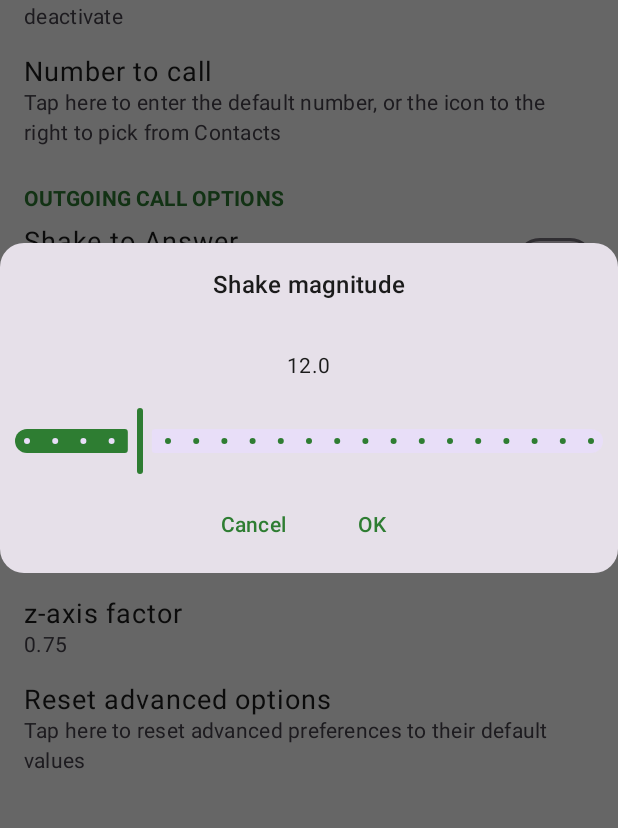
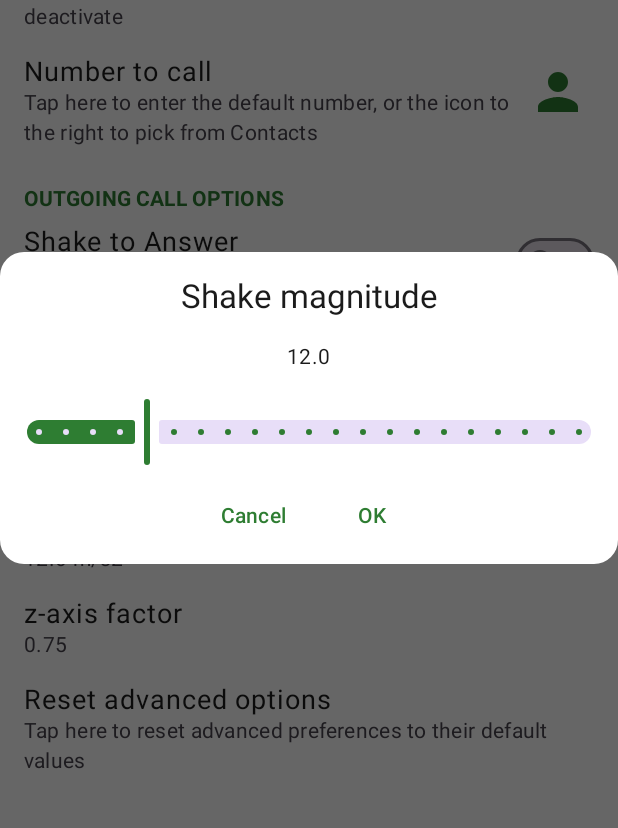
Before and after one commit to imprologic/shake-to-call-android, an Android app built with Jetpack Compose: the screen it shows after launch (MainActivity), after a tap on "Shake magnitude", on a phone screen of 412 x 824 dp, the part 210-1038 px from its top. Run offline under Robolectric (Android 15) with nearby library versions, the phone set to English and light mode, and no system bars.

Commit message:
minor fixes

```diff
--- a/app/build.gradle
+++ b/app/build.gradle
@@ -12,8 +12,8 @@ android {
         applicationId "com.imprologic.shaketocall"
         minSdk 23
         targetSdk 34
-        versionCode 1
-        versionName "0.0.1"
+        versionCode 10
+        versionName "0.1.0"
 
         testInstrumentationRunner "androidx.test.runner.AndroidJUnitRunner"
     }
--- a/app/src/main/java/com/imprologic/shaketocall/ui/CallOptions.kt
+++ b/app/src/main/java/com/imprologic/shaketocall/ui/CallOptions.kt
@@ -10,6 +10,7 @@ import com.imprologic.shaketocall.services.MonitoringServiceStarter
 import com.imprologic.shaketocall.services.SettingsManager
 import com.imprologic.shaketocall.ui.widgets.DialogPreference
 import com.imprologic.shaketocall.ui.widgets.PhoneEntryDialog
+import com.imprologic.shaketocall.ui.widgets.PhonePicker
 import com.imprologic.shaketocall.ui.widgets.PreferenceSection
 import com.imprologic.shaketocall.ui.widgets.SwitchPreference
 
@@ -51,15 +52,15 @@ fun CallOptions() {
                     },
                     onCancel = { onDismissRequest() },
                 )
-            }
-//            sideContent = {
-//                PhonePicker(
-//                    onPhoneNumberPicked = {
-//                        defaultPhoneState.value = it
-//                        settingsManager.defaultPhone = it
-//                    }
-//                )
-//            },
+            },
+            sideContent = {
+                PhonePicker(
+                    onPhoneNumberPicked = {
+                        defaultPhoneState.value = it
+                        settingsManager.defaultPhone = it
+                    }
+                )
+            },
         )
     }
 }
--- a/app/src/main/java/com/imprologic/shaketocall/ui/widgets/DialogPreference.kt
+++ b/app/src/main/java/com/imprologic/shaketocall/ui/widgets/DialogPreference.kt
@@ -6,22 +6,13 @@ import androidx.compose.foundation.layout.Column
 import androidx.compose.foundation.layout.Row
 import androidx.compose.foundation.layout.fillMaxWidth
 import androidx.compose.foundation.layout.padding
-import androidx.compose.foundation.shape.RoundedCornerShape
-import androidx.compose.foundation.text.KeyboardOptions
-import androidx.compose.material3.Card
 import androidx.compose.material3.MaterialTheme
 import androidx.compose.material3.Text
-import androidx.compose.material3.TextButton
-import androidx.compose.material3.TextField
 import androidx.compose.runtime.Composable
 import androidx.compose.runtime.mutableStateOf
 import androidx.compose.runtime.remember
-import androidx.compose.ui.Alignment
 import androidx.compose.ui.Modifier
-import androidx.compose.ui.res.stringResource
 import androidx.compose.ui.unit.dp
-import androidx.compose.ui.unit.sp
-import androidx.compose.ui.window.Dialog
 
 
 @Composable
@@ -29,6 +20,7 @@ fun DialogPreference(
     title: String,
     subtitle: String,
     dialogContent: @Composable (onDismissRequest: () -> Unit) -> Unit,
+    sideContent: (@Composable () -> Unit)? = null
 ) {
     val dialogState = remember { mutableStateOf(false) }
 
@@ -55,6 +47,9 @@ fun DialogPreference(
                 color = MaterialTheme.colorScheme.onSurfaceVariant,
             )
         }
+        if (sideContent != null) {
+            sideContent()
+        }
         if (dialogState.value) {
             dialogContent(
                 { dialogState.value = false }
--- a/app/src/main/java/com/imprologic/shaketocall/ui/widgets/SliderPreference.kt
+++ b/app/src/main/java/com/imprologic/shaketocall/ui/widgets/SliderPreference.kt
@@ -8,6 +8,7 @@ import androidx.compose.foundation.layout.fillMaxWidth
 import androidx.compose.foundation.layout.padding
 import androidx.compose.foundation.shape.RoundedCornerShape
 import androidx.compose.material3.Card
+import androidx.compose.material3.CardDefaults
 import androidx.compose.material3.MaterialTheme
 import androidx.compose.material3.Slider
 import androidx.compose.material3.Text
@@ -92,19 +93,24 @@ fun SliderDialog(
     ) {
         Card(
             shape = RoundedCornerShape(16.dp),
+            colors = CardDefaults.cardColors(
+                containerColor = MaterialTheme.colorScheme.surface,
+                contentColor = MaterialTheme.colorScheme.onSurface
+            )
         ) {
             Column(
                 verticalArrangement = Arrangement.Center,
                 horizontalAlignment = Alignment.CenterHorizontally,
+                modifier = Modifier.padding(horizontal = 16.dp)
             ) {
                 Text(
                     text = title,
-                    modifier = Modifier.padding(16.dp),
-                    style = MaterialTheme.typography.titleMedium,
+                    modifier = Modifier.padding(vertical = 16.dp),
+                    style = MaterialTheme.typography.titleLarge,
                 )
                 Text(
                     text = "${resultState.floatValue}",
-                    modifier = Modifier.padding(16.dp),
+                    modifier = Modifier.padding(bottom = 16.dp),
                     style = MaterialTheme.typography.bodyMedium,
                 )
                 Slider(
@@ -112,7 +118,6 @@ fun SliderDialog(
                     valueRange = valueRange,
                     steps = steps,
                     onValueChange = { resultState.floatValue = it },
-                    modifier = Modifier.padding(horizontal = 8.dp)
                 )
                 Row(
                     modifier = Modifier
```
Also changed, not shown: app/src/main/java/com/imprologic/shaketocall/ui/widgets/PhoneEntryDialog.kt (+11 -5 lines), 1 other file.
